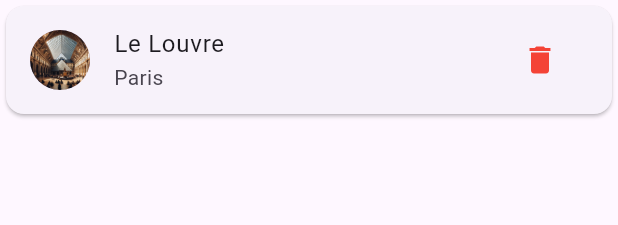
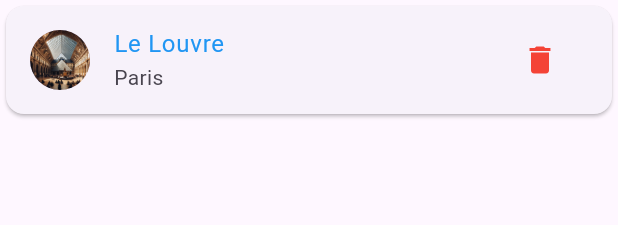
Before and after one commit to KevinStandaert/city_tr, a Flutter app: the TripActivityCard widget shown alone on an empty page, opened directly with sample values from the repository, on a phone screen of 412 x 824 dp. Shown: the top 225 px of the screen. Run offline on Flutter 3.47's test engine with Material 3 defaults, Android fonts, the phone set to English and light mode, and no system bars.

Commit message:
feat colored title tripActivityCard

```diff
--- a/lib/views/city/widgets/trip_activity_card.dart
+++ b/lib/views/city/widgets/trip_activity_card.dart
@@ -1,3 +1,5 @@
+import 'dart:math';
+
 import 'package:city_tr/models/activity.model.dart';
 import 'package:flutter/material.dart';
 
@@ -5,14 +7,27 @@
   final Activity activity;
   final Function deleteTripActivity;
 
+  Color getColor() {
+    const colors = [Colors.blue, Colors.red];
+    return colors[Random().nextInt(2)];
+  }
+
   const TripActivityCard(
-      {super.key, required this.activity, required this.deleteTripActivity});
+      {required Key key, required this.activity, required this.deleteTripActivity}) : super(key: key);
 
   @override
   State<TripActivityCard> createState() => _TripActivityCardState();
 }
 
 class _TripActivityCardState extends State<TripActivityCard> {
+  late Color color;
+
+  @override
+  void initState() {
+    color = widget.getColor();
+    super.initState();
+  }
+
   @override
   Widget build(BuildContext context) {
     return Card(
@@ -20,7 +35,7 @@
         leading: CircleAvatar(
           backgroundImage: AssetImage(widget.activity.image),
         ),
-        title: Text(widget.activity.name),
+        title: Text(widget.activity.name, style: TextStyle(color: color)),
         subtitle: Text(widget.activity.city),
         trailing: IconButton(
           icon: Icon(
```
Also changed, not shown: lib/views/city/widgets/trip_activity_list.dart (+10 -7 lines).
